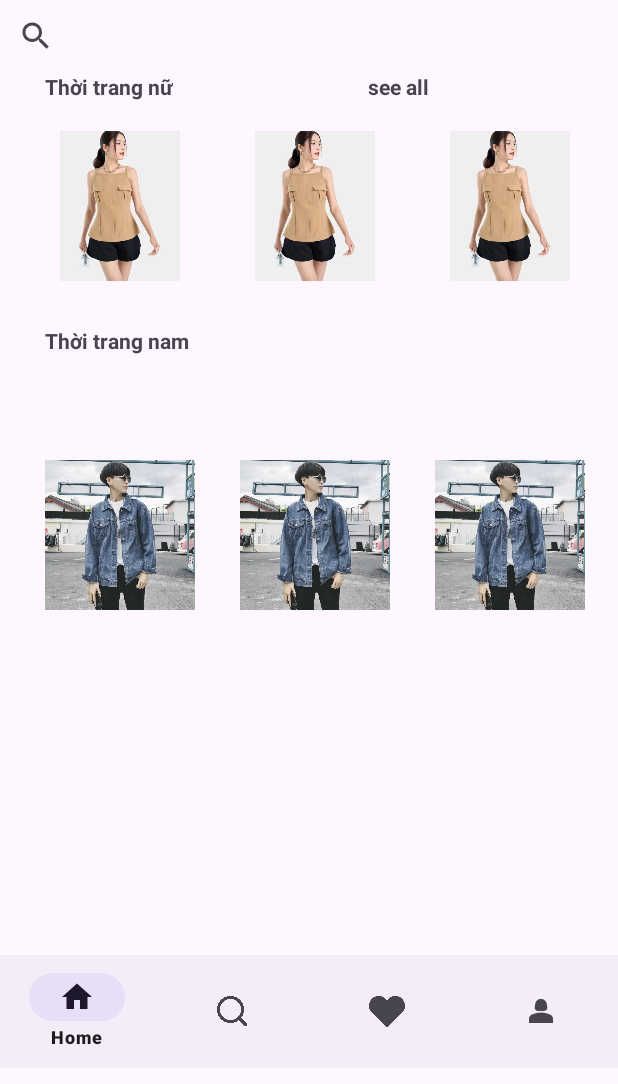
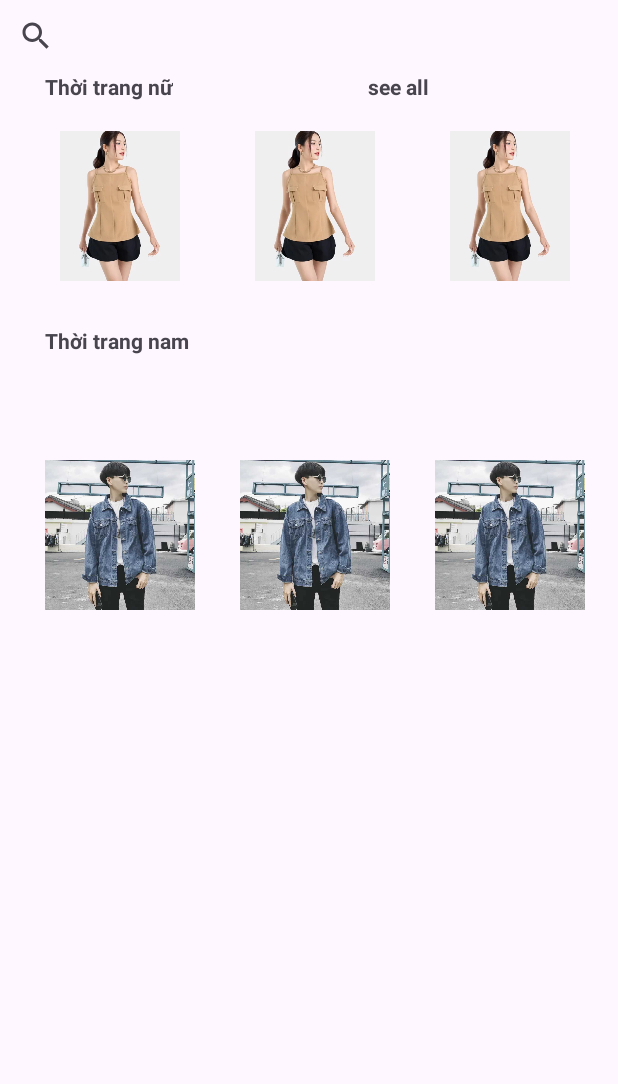
Before and after one commit to Longvu003/shopquanao, an Android app: the TrangchuActivity screen opened directly, with no data from a screen before it, on a phone screen of 412 x 824 dp. Shown: the top 1084 px of the screen. Run offline under Robolectric (Android 15) with nearby library versions, the phone set to English and light mode, and no system bars.

Commit message:
Update activity_trangchu.xml

```diff
--- a/app/src/main/res/layout/activity_trangchu.xml
+++ b/app/src/main/res/layout/activity_trangchu.xml
@@ -88,14 +88,5 @@
 
 
     </LinearLayout>
-    <com.google.android.material.bottomnavigation.BottomNavigationView
-        android:layout_marginTop="230dp"
-        android:id="@+id/bottomNavigationView"
-        android:layout_width="match_parent"
-        android:layout_height="75dp"
-        app:layout_constraintBottom_toBottomOf="parent"
-        app:layout_constraintEnd_toEndOf="parent"
-        app:layout_constraintStart_toStartOf="parent"
-        app:menu="@menu/bottom_nav_menu"/>
 
 </LinearLayout>
```
